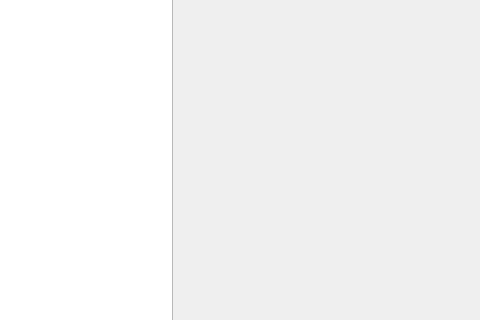
Qt form grid.ui (santos-eng/Sudoku) before a commit; both pictures show x 528 to 1008 and y 172 to 492 of the 1008 by 676 pixel window.
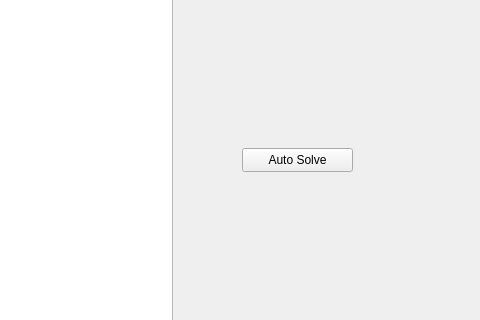
The same form after that commit.

The edit to the form file:
```diff
--- a/grid.ui
+++ b/grid.ui
@@ -76,6 +76,19 @@
      <string>Load Puzzle</string>
     </property>
    </widget>
+   <widget class="QPushButton" name="solveBtn">
+    <property name="geometry">
+     <rect>
+      <x>770</x>
+      <y>320</y>
+      <width>111</width>
+      <height>24</height>
+     </rect>
+    </property>
+    <property name="text">
+     <string>Auto Solve</string>
+    </property>
+   </widget>
   </widget>
   <widget class="QMenuBar" name="menubar">
    <property name="geometry">
```
